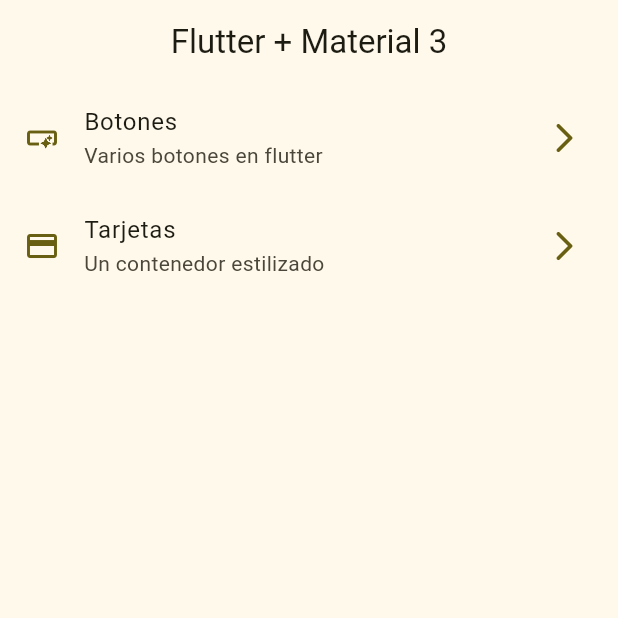
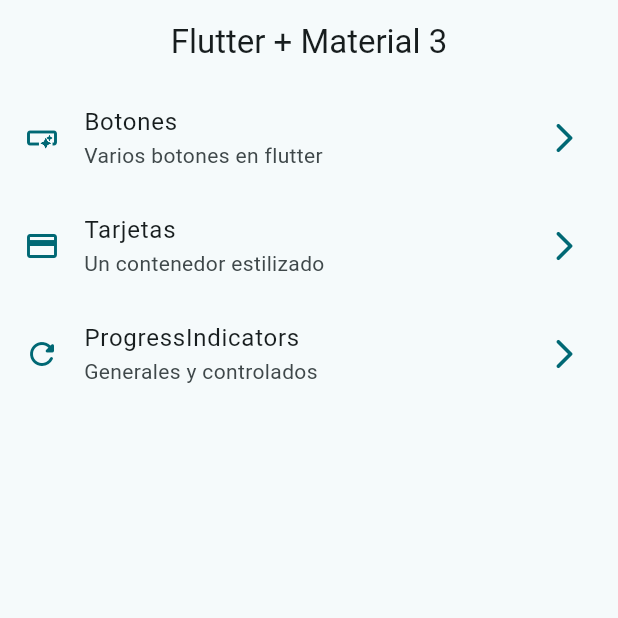
Before and after one commit to ulises1612/widgets_app, a Flutter app: the screen it shows after launch, on a phone screen of 412 x 824 dp, the top half of it. Run offline on Flutter 3.47's test engine with Material 3 defaults, Android fonts, the phone set to English and light mode, and no system bars; our stand-ins replace go_router.

Commit message:
progress indicator finished

```diff
--- a/lib/config/menu/menu_items.dart
+++ b/lib/config/menu/menu_items.dart
@@ -26,5 +26,11 @@ const appMenuItems = <MenuItem>[
     subTitle: 'Un contenedor estilizado',
     link: '/cards',
     icon: Icons.credit_card
-  )
+  ),
+  MenuItem(
+    title: 'ProgressIndicators',
+    subTitle: 'Generales y controlados',
+    link: '/progress',
+    icon: Icons.refresh_rounded
+  ),
 ];
--- a/lib/config/router/app_router.dart
+++ b/lib/config/router/app_router.dart
@@ -19,6 +19,11 @@ final appRouter = GoRouter(
       path: '/cards',
       name: CardsScreen.name,
       builder: (context,state) => const CardsScreen(),
+    ),
+    GoRoute(
+      path: '/progress',
+      name: ProgressScreen.name,
+      builder: (context,state) => const ProgressScreen(),
     )
   ]
 );
--- a/lib/main.dart
+++ b/lib/main.dart
@@ -14,7 +14,7 @@ class MainApp extends StatelessWidget {
     return MaterialApp.router(
       routerConfig: appRouter,
       debugShowCheckedModeBanner: false,
-      theme: AppTheme(selectedColor: 4).getThemeData(),
+      theme: AppTheme(selectedColor: 7).getThemeData(),
 
     );
   }
```
Also changed, not shown: lib/presentation/screens/progress/progress_screen.dart (+62 -1 lines).
